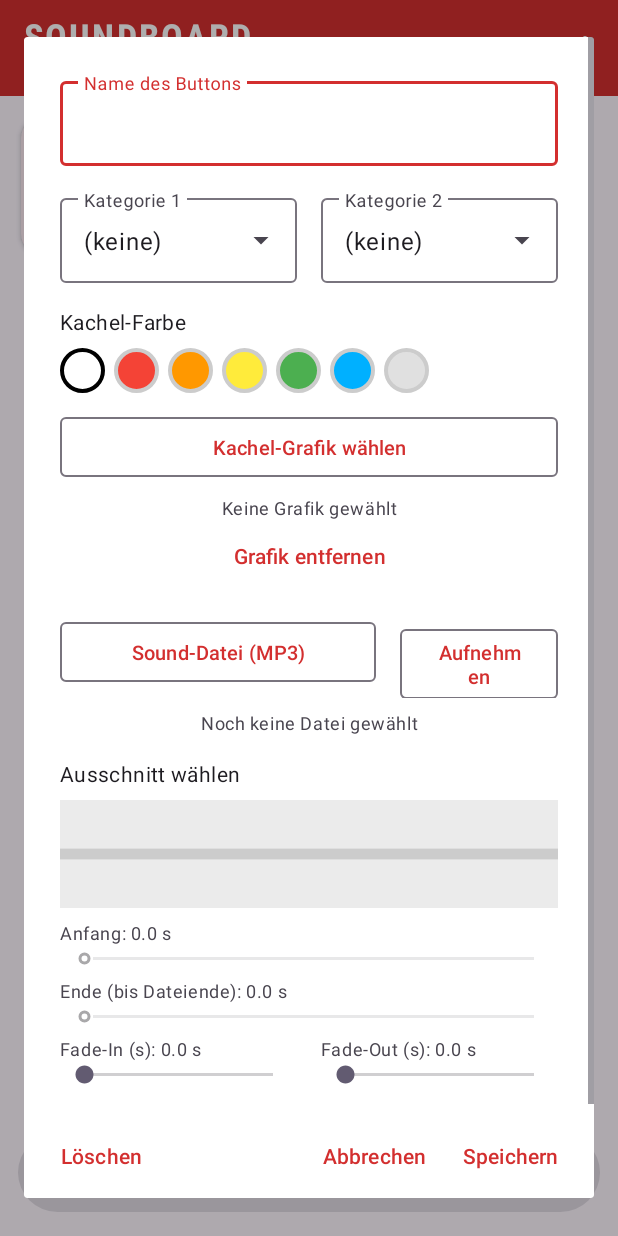
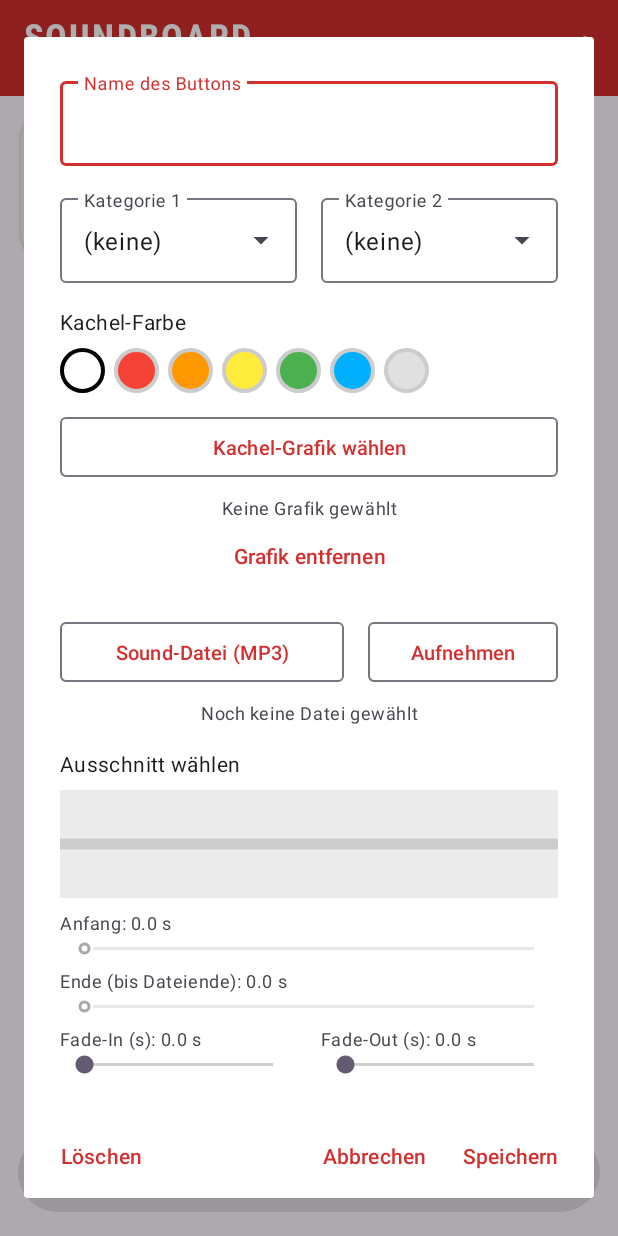
Before and after one commit to Thomas-Eichel/Soundboard, an Android app: the screen it shows after launch (MainActivity), after a tap on an icon or button, on a phone screen of 412 x 824 dp. Run offline under Robolectric (Android 15) with nearby library versions, the phone set to English and light mode, and no system bars; 1 other tap on this screen came first.

Commit message:
Tweaks: 'Aufnehmen' button slightly wider (weight 1.2 vs 1.8) + single-line labels so it never wraps; tile name line spacing 0.85 -> 0.75; header tile height 32dp -> 38dp so descenders (g/j/p/q/y) are not clipped
Co-authored-by: Thomas-Eichel <Thomas-Eichel@users.noreply.github.com>

```diff
--- a/app/src/main/java/com/example/soundboard/SoundAdapter.kt
+++ b/app/src/main/java/com/example/soundboard/SoundAdapter.kt
@@ -130,6 +130,6 @@ class SoundAdapter(
 
     companion object {
         private const val TILE_HEIGHT_DP = 92
-        private const val HEADER_HEIGHT_DP = 32
+        private const val HEADER_HEIGHT_DP = 38
     }
 }
--- a/app/src/main/res/layout/dialog_edit_sound.xml
+++ b/app/src/main/res/layout/dialog_edit_sound.xml
@@ -126,8 +126,9 @@
                 style="@style/Widget.Soundboard.OutlinedButton"
                 android:layout_width="0dp"
                 android:layout_height="wrap_content"
-                android:layout_weight="2"
+                android:layout_weight="1.8"
                 android:layout_marginEnd="8dp"
+                android:maxLines="1"
                 android:text="@string/pick_sound" />
 
             <Button
@@ -135,8 +136,9 @@
                 style="@style/Widget.Soundboard.OutlinedButton"
                 android:layout_width="0dp"
                 android:layout_height="wrap_content"
-                android:layout_weight="1"
+                android:layout_weight="1.2"
                 android:layout_marginStart="8dp"
+                android:maxLines="1"
                 android:text="@string/record_sound" />
         </LinearLayout>
 
--- a/app/src/main/res/layout/item_sound.xml
+++ b/app/src/main/res/layout/item_sound.xml
@@ -43,7 +43,7 @@
                 android:layout_weight="1"
                 android:ellipsize="end"
                 android:gravity="center"
-                android:lineSpacingMultiplier="0.85"
+                android:lineSpacingMultiplier="0.75"
                 android:maxLines="3"
                 android:textAppearance="?attr/textAppearanceTitleMedium" />
 
```
